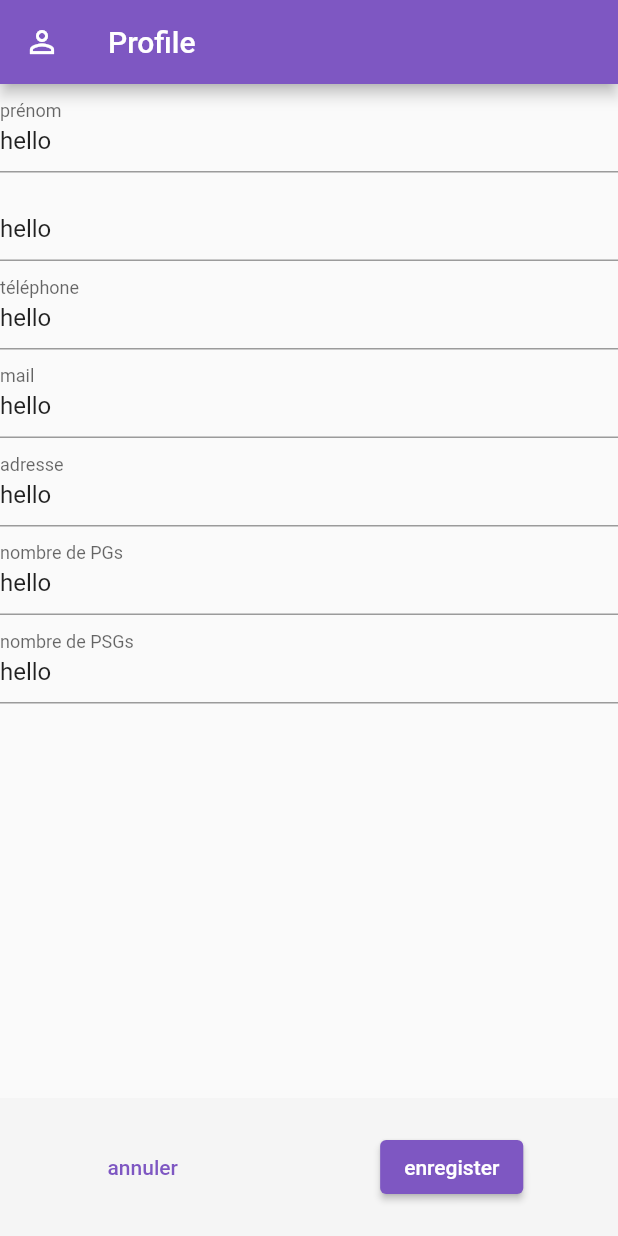
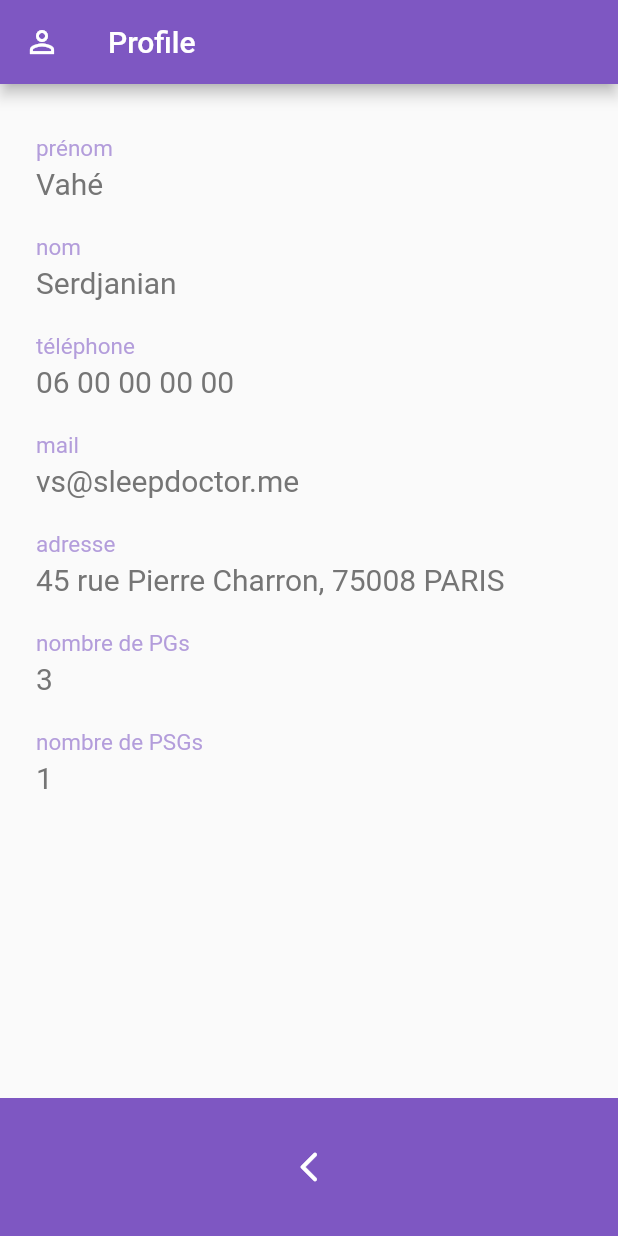
Before and after one commit to GreatPy/sd_tech_app, a Flutter app: the Profile screen opened directly, on a phone screen of 412 x 824 dp. Run offline on Flutter 3.47's test engine with Material 2 defaults, Android fonts, the phone set to English and light mode, and no system bars; drawn by our look-alikes of keyboard_dismisser.

Commit message:
keyboard toggle set

```diff
--- a/lib/Screens/filters.dart
+++ b/lib/Screens/filters.dart
@@ -15,7 +15,6 @@ class Filters extends StatelessWidget {
           content: Center(child: Text("FILTRES")),
           footer: Footer(
             icons: [Screen.planning],
-            isKeyboardDisplayed: false,
           ),
         ));
   }
--- a/lib/Screens/profile.dart
+++ b/lib/Screens/profile.dart
@@ -1,10 +1,13 @@
 import 'package:flutter/material.dart';
+import 'package:keyboard_dismisser/keyboard_dismisser.dart';
+import 'package:sd_tech/data/tech.dart';
 import 'package:sd_tech/models/enums/screen.dart';
 import 'package:sd_tech/models/enums/label.dart';
 import 'package:sd_tech/widgets/generals/Footer/footer.dart';
 import 'package:sd_tech/widgets/generals/header.dart';
 import 'package:sd_tech/widgets/generals/body.dart';
 import 'package:sd_tech/widgets/profile/input.dart';
+import 'package:sd_tech/widgets/profile/validation_footer.dart';
 
 class Profile extends StatefulWidget {
   const Profile({super.key});
@@ -14,47 +17,63 @@ class Profile extends StatefulWidget {
 }
 
 class _ProfileState extends State<Profile> {
+  final _formKey = GlobalKey<FormState>();
+  Footer? footerContent;
+  @override
+  void initState() {
+    super.initState();
+    footerContent = const Footer(icons: [Screen.planning]);
+  }
+
+  void toggleFooter() {
+    setState(() {
+      if (footerContent != null) {
+        footerContent = null;
+        return;
+      }
+      if (footerContent == null) {
+        footerContent = const Footer(icons: [Screen.planning]);
+        return;
+      }
+    });
+  }
+
   @override
   Widget build(BuildContext context) {
-    bool isKeyboardDisplayed = true;
-    late Footer footer;
+    Widget bodyContent = SingleChildScrollView(
+      child: Padding(
+        padding: const EdgeInsets.all(24),
+        child: Form(
+          key: _formKey,
+          child: Column(
+            children: [
+              Input(label: Label.firstname, tech: vahe, onFocus: toggleFooter),
+              Input(label: Label.lastname, tech: vahe, onFocus: toggleFooter),
+              Input(label: Label.phone, tech: vahe, onFocus: toggleFooter),
+              Input(label: Label.mail, tech: vahe, onFocus: toggleFooter),
+              Input(label: Label.address, tech: vahe, onFocus: toggleFooter),
+              Input(label: Label.pg, tech: vahe, onFocus: toggleFooter),
+              Input(label: Label.psg, tech: vahe, onFocus: toggleFooter),
+            ],
+          ),
+        ),
+      ),
+    );
 
-    if (!isKeyboardDisplayed) {
-      footer = Footer(
-        icons: const [Screen.planning],
-        isKeyboardDisplayed: isKeyboardDisplayed,
-      );
-    }
-    if (isKeyboardDisplayed) {
-      footer = Footer(
-        icons: const [Screen.keyboard],
-        isKeyboardDisplayed: isKeyboardDisplayed,
-      );
-    }
-
-    return Scaffold(
+    return KeyboardDismisser(
+      gestures: const [GestureType.onVerticalDragDown],
+      child: GestureDetector(
+        child: Scaffold(
           // resizeToAvoidBottomInset: false,
           appBar: const Header(
             screen: Screen.profile,
           ),
           body: Body(
-          content: const SingleChildScrollView(
-              child: Form(
-            child: Column(
-              children: [
-                Input(
-                  label: Label.firstname,
+            content: bodyContent,
+            footer: footerContent,
           ),
-                Input(label: Label.lastname),
-                Input(label: Label.phone),
-                Input(label: Label.mail),
-                Input(label: Label.address),
-                Input(label: Label.pg),
-                Input(label: Label.psg),
-              ],
         ),
-          )),
-          footer: footer,
-        ));
+      ),
+    );
   }
 }
--- a/lib/Screens/search.dart
+++ b/lib/Screens/search.dart
@@ -15,7 +15,6 @@ class Search extends StatelessWidget {
           content: Center(child: Text("RECHERCHE")),
           footer: Footer(
             icons: [Screen.planning],
-            isKeyboardDisplayed: false,
           ),
         ));
   }
--- a/lib/Screens/today.dart
+++ b/lib/Screens/today.dart
@@ -15,7 +15,6 @@ class Today extends StatelessWidget {
           content: Center(child: Text("AUJOIURD'HUI")),
           footer: Footer(
             icons: [Screen.planning],
-            isKeyboardDisplayed: false,
           ),
         ));
   }
--- a/lib/data/tech.dart
+++ b/lib/data/tech.dart
@@ -4,7 +4,7 @@ Tech vahe = const Tech(
   firstname: "Vahé",
   lastname: "Serdjanian",
   phone: "06 00 00 00 00",
-  mail: "vs@sleepdoctor.me",
+  email: "vs@sleepdoctor.me",
   address: "45 rue Pierre Charron, 75008 PARIS",
   pg: 3,
   psg: 1,
--- a/lib/main.dart
+++ b/lib/main.dart
@@ -24,7 +24,6 @@ void main() {
                 Screen.filters,
                 Screen.today
               ],
-              isKeyboardDisplayed: false,
             ),
           ),
         ),
--- a/lib/models/styles.dart
+++ b/lib/models/styles.dart
@@ -1,5 +1,7 @@
 import 'package:flutter/material.dart';
 
 Color primaryColor = Colors.deepPurple.shade400;
+Color primaryColorLigth = Colors.deepPurple.shade200;
 Color whiteColor = Colors.white;
 Color neutralLigth = Colors.grey.shade100;
+Color neutral = Colors.grey.shade600;
--- a/lib/models/tech.dart
+++ b/lib/models/tech.dart
@@ -3,7 +3,7 @@ class Tech {
     required this.firstname,
     required this.lastname,
     required this.phone,
-    required this.mail,
+    required this.email,
     required this.address,
     required this.pg,
     required this.psg,
@@ -11,7 +11,7 @@ class Tech {
   final String firstname;
   final String lastname;
   final String phone;
-  final String mail;
+  final String email;
   final String address;
   final int pg;
   final int psg;
--- a/lib/widgets/generals/Footer/footer.dart
+++ b/lib/widgets/generals/Footer/footer.dart
@@ -2,20 +2,16 @@ import 'package:flutter/material.dart';
 import 'package:sd_tech/models/styles.dart';
 import 'package:sd_tech/widgets/generals/Footer/footer_icon.dart';
 import 'package:sd_tech/models/enums/screen.dart';
-import 'package:sd_tech/widgets/profile/validation_footer.dart';
 
 class Footer extends StatelessWidget {
   const Footer({
     super.key,
     required this.icons,
-    required this.isKeyboardDisplayed,
   });
   final List<Screen> icons;
-  final bool isKeyboardDisplayed;
 
   @override
   Widget build(BuildContext context) {
-    if (!isKeyboardDisplayed) {
     return Container(
       height: 92,
       // width: double.infinity,
@@ -29,11 +25,6 @@ class Footer extends StatelessWidget {
         ],
       ),
     );
-    }
-    if (isKeyboardDisplayed) {
-      return const ValidationFooter();
-    }
-    return const Placeholder();
 
     //purple footer:
   }
--- a/lib/widgets/generals/body.dart
+++ b/lib/widgets/generals/body.dart
@@ -5,15 +5,23 @@ class Body extends StatelessWidget {
   const Body({
     super.key,
     required this.content,
-    required this.footer,
+    this.footer,
   });
   final Widget content;
-  final Footer footer;
+  final Footer? footer;
 
   @override
   Widget build(BuildContext context) {
-    return Column(
-      children: [Expanded(child: content), footer],
-    );
+    if (footer == null) {
+      return Column(
+        children: [Expanded(child: content)],
+      );
+    }
+    if (footer != null) {
+      return Column(
+        children: [Expanded(child: content), footer!],
+      );
+    }
+    return const Placeholder();
   }
 }
--- a/lib/widgets/profile/input.dart
+++ b/lib/widgets/profile/input.dart
@@ -1,50 +1,88 @@
 import 'package:flutter/material.dart';
+import 'package:sd_tech/data/tech.dart';
+import 'package:sd_tech/models/styles.dart';
+import 'package:sd_tech/models/tech.dart';
 import 'package:sd_tech/models/enums/label.dart';
 
 class Input extends StatefulWidget {
-  const Input({
-    super.key,
-    required this.label,
-  });
+  const Input(
+      {super.key,
+      required this.label,
+      required this.tech,
+      required this.onFocus});
   final Label label;
+  final Tech tech;
+  final void Function() onFocus;
 
   @override
   State<Input> createState() => _InputState();
 }
 
 class _InputState extends State<Input> {
+  final _focusNode = FocusNode();
+
+  @override
+  void initState() {
+    super.initState();
+    _focusNode.addListener(() {
+      widget.onFocus();
+    });
+  }
+
   @override
   Widget build(BuildContext context) {
     String strinLabel = "";
     TextInputType type = TextInputType.text;
+    String initialValue = "";
     switch (widget.label) {
       case Label.firstname:
         strinLabel = "prénom";
         type = TextInputType.name;
+        initialValue = vahe.firstname;
       case Label.lastname:
+        strinLabel = "nom";
         type = TextInputType.name;
+        initialValue = vahe.lastname;
       case Label.phone:
         strinLabel = "téléphone";
         type = TextInputType.phone;
+        initialValue = vahe.phone;
       case Label.mail:
         strinLabel = "mail";
         type = TextInputType.emailAddress;
+        initialValue = vahe.email;
       case Label.address:
         strinLabel = "adresse";
         type = TextInputType.streetAddress;
+        initialValue = vahe.address;
       case Label.pg:
         strinLabel = "nombre de PGs";
         type = TextInputType.number;
+        initialValue = vahe.pg.toString();
       case Label.psg:
         strinLabel = "nombre de PSGs";
         type = TextInputType.number;
+        initialValue = vahe.psg.toString();
     }
 
     return TextFormField(
-      decoration: InputDecoration(label: Text(strinLabel)),
+      // controller: _inputControler,
+      focusNode: _focusNode,
+      style: TextStyle(
+        color: neutral,
+        fontSize: 20,
+      ),
+      decoration: InputDecoration(
+        label: Text(strinLabel),
+        labelStyle: TextStyle(color: primaryColorLigth),
+        enabledBorder: const UnderlineInputBorder(
+            borderSide: BorderSide(color: Colors.transparent)),
+        focusedBorder: UnderlineInputBorder(
+          borderSide: BorderSide(width: 2, color: primaryColorLigth),
+        ),
+      ),
       keyboardType: type,
-      initialValue: "hello",
-      onTap: () {},
+      initialValue: initialValue,
     );
   }
 }
--- a/pubspec.yaml
+++ b/pubspec.yaml
@@ -35,6 +35,7 @@ dependencies:
   # The following adds the Cupertino Icons font to your application.
   # Use with the CupertinoIcons class for iOS style icons.
   cupertino_icons: ^1.0.2
+  keyboard_dismisser: ^3.0.0
 
 dev_dependencies:
   flutter_test:
```
Also changed, not shown: pubspec.lock. Lines whose indentation alone changed are shown as unchanged.
